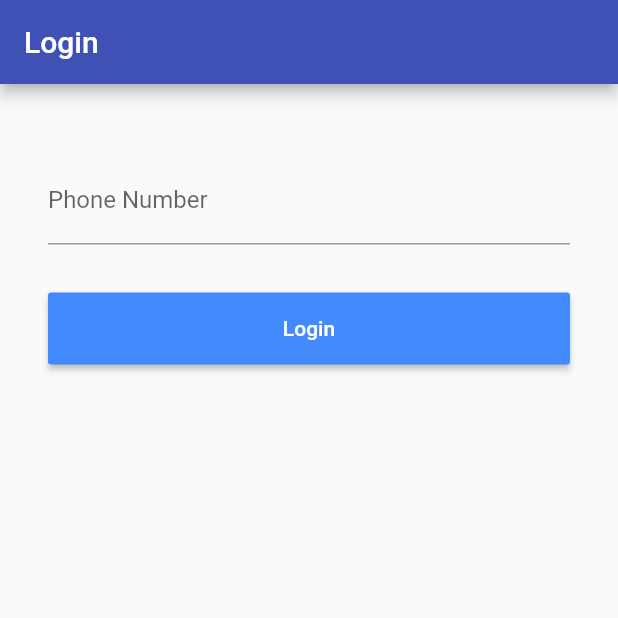
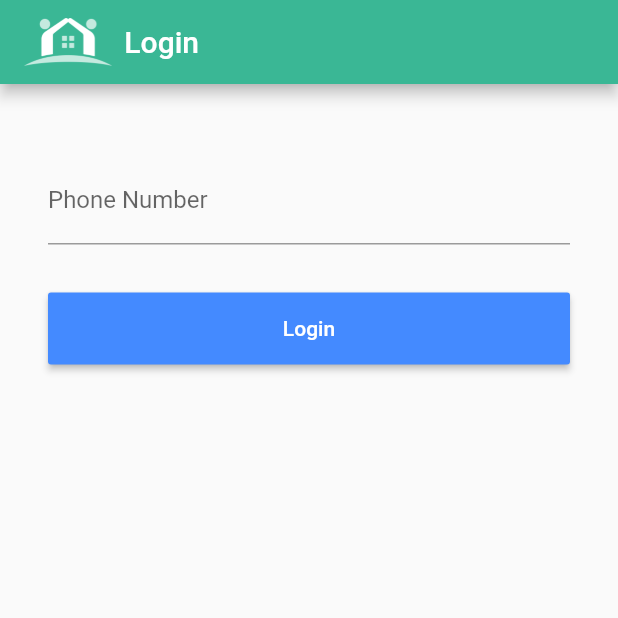
Before and after one commit to shantanu1227/whysh-flutter, a Flutter app: the screen it shows after launch, on a phone screen of 412 x 824 dp, the top half of it. Run offline on Flutter 3.47's test engine with Material 2 defaults, Android fonts, the phone set to English and light mode, and no system bars; our stand-ins replace firebase_analytics, firebase_auth, location, shared_preferences, timeago; accounts and stored records are empty.

Commit message:
basic design enhancements. Created the appBar wrapper

```diff
--- a/lib/network/models/address.dart
+++ b/lib/network/models/address.dart
@@ -38,7 +38,9 @@ class Address {
       this.location});
 
   String getAddress() {
-    return "${this.flat}, ${this.street1}, ${this.street2}, ${this.pincode}, ${this.city}, ${this.country}";
+    List address = [this.flat, this.street1, this.street2, this.pincode, this.city, this.country];
+    address.removeWhere((value) => value == null);
+    return address.join(', ');
   }
 
   factory Address.fromJson(Map<String, dynamic> json) {
--- a/lib/screens/assignedTasks.dart
+++ b/lib/screens/assignedTasks.dart
@@ -3,6 +3,7 @@ import 'package:community/network/models/tasks.dart';
 import 'package:community/widgets/drawer.dart';
 import 'package:community/widgets/tasks.dart';
 import 'package:flutter/material.dart';
+import 'package:community/widgets/appBar.dart';
 
 class AssignedTasksScreen extends StatefulWidget {
   AssignedTasksScreen({Key key}) : super(key: key);
@@ -27,9 +28,7 @@ class _AssignedTasksScreen extends State<AssignedTasksScreen> {
   @override
   Widget build(BuildContext context) {
     return Scaffold(
-        appBar: AppBar(
-          title: Text('Assigned Tasks'),
-        ),
+        appBar: CustomAppBar(title: Text('Assigned Tasks'), appBar: AppBar(), automaticallyImplyLeading: true),
         drawer: NavigationDrawer(),
         body: TasksList(futureTasks, true, false));
   }
--- a/lib/screens/createTask.dart
+++ b/lib/screens/createTask.dart
@@ -1,6 +1,7 @@
 import 'package:community/widgets/createTaskForm.dart';
 import 'package:community/widgets/drawer.dart';
 import 'package:flutter/material.dart';
+import 'package:community/widgets/appBar.dart';
 
 class CreateTaskScreen extends StatefulWidget {
 
@@ -21,9 +22,7 @@ class _CreateTaskScreen extends State<CreateTaskScreen> {
   @override
   Widget build(BuildContext context) {
     return Scaffold(
-        appBar: AppBar(
-          title: Text('Create Task'),
-        ),
+        appBar: CustomAppBar(title: Text('Create a Task'), appBar: AppBar(), automaticallyImplyLeading: true),
         drawer: NavigationDrawer(),
         body: Container(
           child: CreateTaskForm(),
--- a/lib/screens/login.dart
+++ b/lib/screens/login.dart
@@ -2,6 +2,7 @@ import 'package:community/config/constants.dart';
 import 'package:community/config/routes.dart';
 import 'package:firebase_auth/firebase_auth.dart';
 import 'package:flutter/material.dart';
+import 'package:community/widgets/appBar.dart';
 
 
 class LoginScreen extends StatelessWidget {
@@ -69,9 +70,11 @@ class LoginScreen extends StatelessWidget {
   @override
   Widget build(BuildContext context) {
     return Scaffold(
-      appBar: AppBar(
+      appBar: CustomAppBar(
         title: Text("Login"),
+        appBar: AppBar(),
         automaticallyImplyLeading: false,
+        showIcon: true
       ),
       body: SingleChildScrollView(
         child: Container(
--- a/lib/screens/pendingTasks.dart
+++ b/lib/screens/pendingTasks.dart
@@ -5,6 +5,7 @@ import 'package:community/widgets/drawer.dart';
 import 'package:community/widgets/tasks.dart';
 import 'package:flutter/material.dart';
 import 'package:shared_preferences/shared_preferences.dart';
+import 'package:community/widgets/appBar.dart';
 
 class PendingTasksScreen extends StatefulWidget {
 
@@ -37,9 +38,7 @@ class _PendingTasksScreen extends State<PendingTasksScreen> {
   @override
   Widget build(BuildContext context) {
     return Scaffold(
-        appBar: AppBar(
-          title: Text('Help Someone In $zip'),
-        ),
+        appBar: CustomAppBar(title: Text('Help Someoone in $zip'), appBar: AppBar(), automaticallyImplyLeading: true),
         drawer: NavigationDrawer(),
         body: TasksList(futureTasks, false, false)
     );
--- a/lib/screens/register.dart
+++ b/lib/screens/register.dart
@@ -4,6 +4,7 @@ import 'package:community/network/api/api.dart';
 import 'package:firebase_auth/firebase_auth.dart';
 import 'package:flutter/material.dart';
 import 'package:shared_preferences/shared_preferences.dart';
+import 'package:community/widgets/appBar.dart';
 
 class RegisterScreen extends StatelessWidget {
   final _zipController = TextEditingController();
@@ -12,7 +13,7 @@ class RegisterScreen extends StatelessWidget {
   @override
   Widget build(BuildContext context) {
     return Scaffold(
-        appBar: AppBar(title: Text('Register')),
+        appBar: CustomAppBar(title: Text('Register'), appBar: AppBar(), automaticallyImplyLeading: false, showIcon: true),
         body: SingleChildScrollView(
           child: Container(
             padding: EdgeInsets.all(32),
--- /dev/null
+++ b/lib/widgets/appBar.dart
@@ -0,0 +1,41 @@
+import 'package:flutter/material.dart';
+
+class CustomAppBar extends StatelessWidget implements PreferredSizeWidget {
+  final Color backgroundColor = const Color(0xFF3AB795);
+  final Text title;
+  final bool automaticallyImplyLeading;
+  final bool showIcon;
+  final AppBar appBar;
+  final List<Widget> widgets;
+
+  /// you can add more fields that meet your needs
+
+  const CustomAppBar({Key key, this.title, this.appBar, this.widgets, this.automaticallyImplyLeading, this.showIcon})
+      : super(key: key);
+
+  @override
+  Widget build(BuildContext context) {
+    List<Widget> appBarTitleElements = [
+              Container(
+                  padding: const EdgeInsets.all(8.0), child: title)
+            ];
+
+    if (showIcon == true) {
+      appBarTitleElements.insert(0, Image.asset(
+                 'assets/images/whysh-white-no-text.png',
+                  fit: BoxFit.contain,
+                  height: 32,
+              ));
+    }
+
+    return AppBar(
+      title: Row(children: appBarTitleElements),
+      backgroundColor: backgroundColor,
+      actions: widgets,
+      automaticallyImplyLeading: automaticallyImplyLeading != null ? automaticallyImplyLeading : true
+    );
+  }
+
+  @override
+  Size get preferredSize => new Size.fromHeight(appBar.preferredSize.height);
+}
--- a/lib/widgets/drawer.dart
+++ b/lib/widgets/drawer.dart
@@ -4,6 +4,7 @@ import 'package:community/screens/landing.dart';
 import 'package:firebase_auth/firebase_auth.dart';
 import 'package:flutter/material.dart';
 import 'package:shared_preferences/shared_preferences.dart';
+import 'package:community/config/methods.dart';
 
 import 'appRouteObserver.dart';
 
@@ -85,7 +86,7 @@ class _NavigationDrawer extends State<NavigationDrawer> with RouteAware {
       child: ListView(
         padding: EdgeInsets.zero,
         children: <Widget>[
-          DrawerHeader(child: Center(child: Text(name != null ? 'Hi, $name' : ''))),
+          DrawerHeader(child: Center(child: Text(name != null ? capitalize('Hi, $name') : ''))),
           ListTile(
             title: Text('Help Someone'),
             onTap: () async {
--- a/pubspec.yaml
+++ b/pubspec.yaml
@@ -56,7 +56,8 @@ flutter:
   uses-material-design: true
 
   # To add assets to your application, add an assets section, like this:
-  # assets:
+  assets:
+    - assets/images/whysh-white-no-text.png
   #   - images/a_dot_burr.jpeg
   #   - images/a_dot_ham.jpeg
 
```
Also changed, not shown: lib/config/methods.dart (added, +10 -0 lines), lib/screens/createdTasks.dart (+4 -5 lines), lib/widgets/taskItem.dart (+21 -17 lines), lib/widgets/tasks.dart (+6 -3 lines), assets/images/whysh-white-no-text.png (added).
